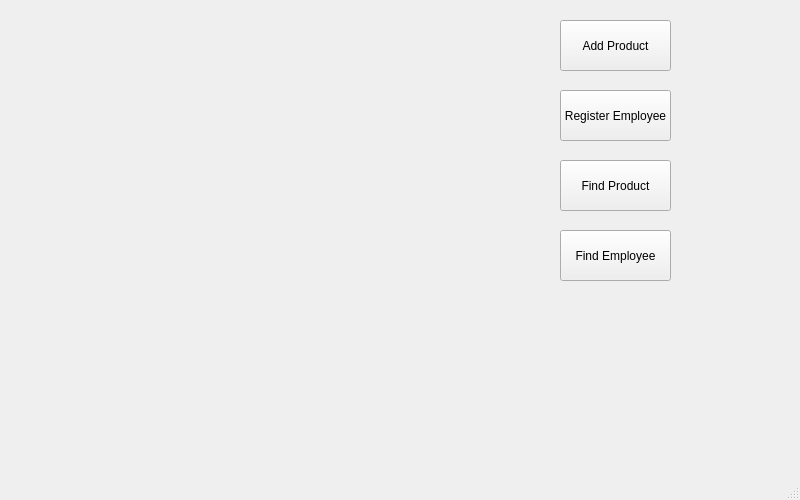
Before: the Qt Designer form mainwindow.ui in kmthomas97/RestaurantManager, drawn with Qt 5.
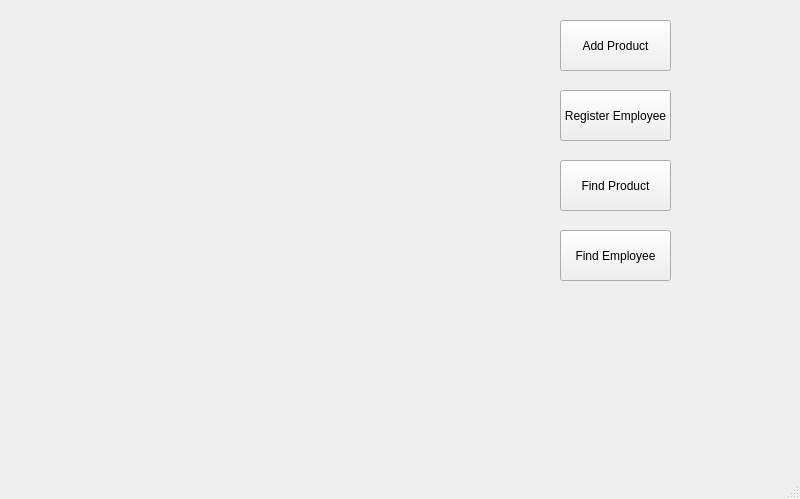
After: the same form once the commit is applied. Icons and pictures are not drawn.

Commit message: added background image and logo

Diff of the .ui file:
```diff
--- a/mainwindow.ui
+++ b/mainwindow.ui
@@ -7,7 +7,7 @@
     <x>0</x>
     <y>0</y>
     <width>800</width>
-    <height>500</height>
+    <height>499</height>
    </rect>
   </property>
   <property name="maximumSize">
@@ -19,6 +19,12 @@
   <property name="windowTitle">
    <string>RestaurantManager 1.0</string>
   </property>
+  <property name="autoFillBackground">
+   <bool>false</bool>
+  </property>
+  <property name="styleSheet">
+   <string notr="true">background-image:url(:/images/1_background_image.png);</string>
+  </property>
   <widget class="QWidget" name="centralwidget">
    <widget class="QPushButton" name="pushButton">
     <property name="geometry">
```
The commit also changes 4 other files.
